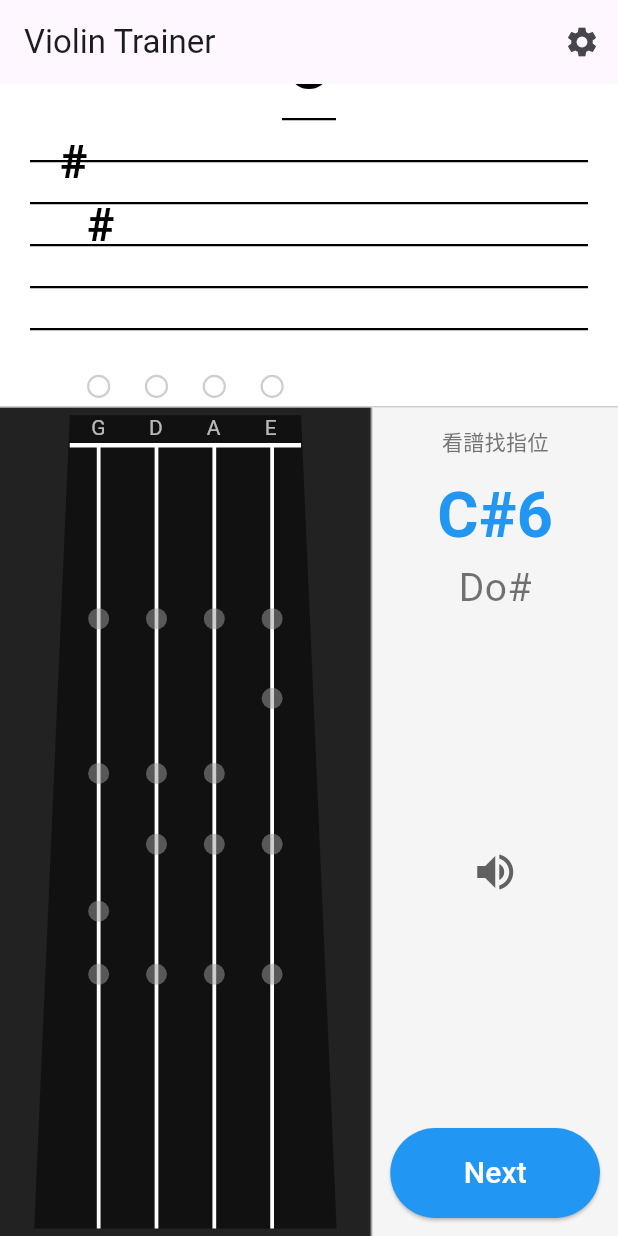
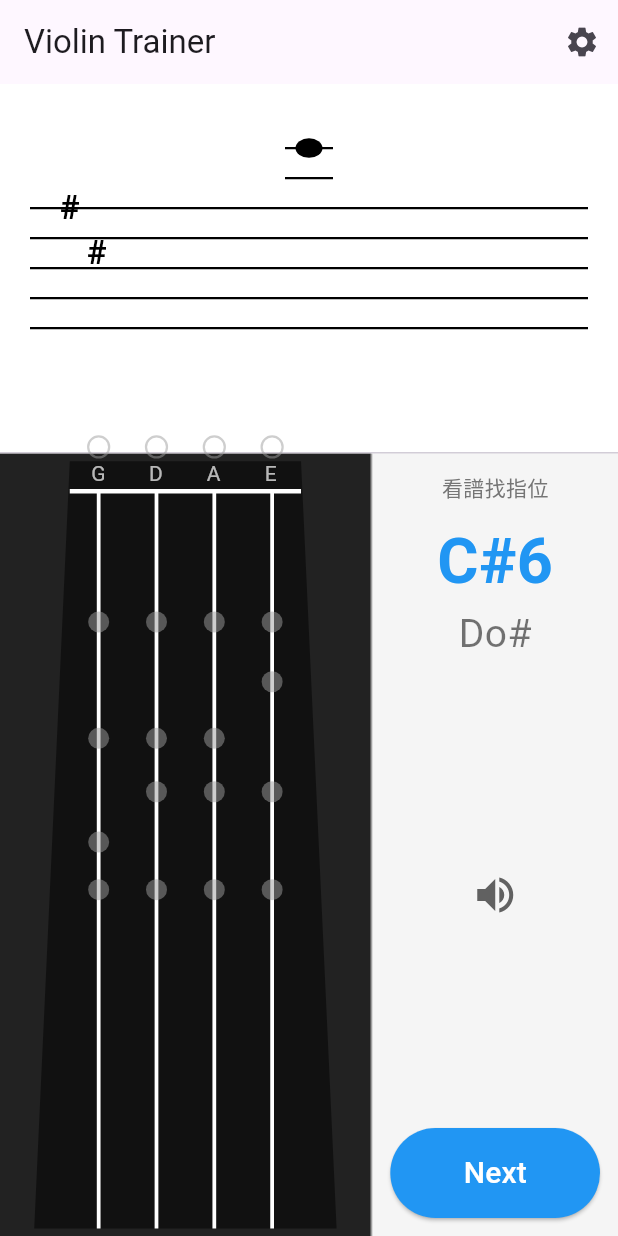
Before and after one commit to Wilson-TKU/violin_pitch_trainer, a Flutter app: the screen it shows after launch, after a tap on "Answer", on a phone screen of 412 x 824 dp. Run offline on Flutter 3.47's test engine with Material 3 defaults, Android fonts, the phone set to English and light mode, and no system bars; our stand-ins replace audioplayers.

Commit message:
fix: scaler upper & button cut fix: finger board upper & button cut

```diff
--- a/lib/main.dart
+++ b/lib/main.dart
@@ -152,7 +152,6 @@ class _ViolinAppState extends State<ViolinApp> {
                   ),
                   const SizedBox(height: 20),
 
-                  // 1. 練習模式
                   const Text(
                     "練習模式:",
                     style: TextStyle(fontSize: 16, fontWeight: FontWeight.bold),
@@ -174,7 +173,6 @@ class _ViolinAppState extends State<ViolinApp> {
                   ),
                   const SizedBox(height: 20),
 
-                  // 2. 把位選擇
                   const Text(
                     "把位 (Position):",
                     style: TextStyle(fontSize: 16, fontWeight: FontWeight.bold),
@@ -198,7 +196,6 @@ class _ViolinAppState extends State<ViolinApp> {
                   ),
                   const SizedBox(height: 20),
 
-                  // 3. 調性選擇
                   Row(
                     mainAxisAlignment: MainAxisAlignment.spaceBetween,
                     children: [
@@ -355,7 +352,6 @@ class _ViolinAppState extends State<ViolinApp> {
                   ),
 
                   const SizedBox(height: 10),
-
                   const Text(
                     "基準音:",
                     style: TextStyle(fontSize: 16, fontWeight: FontWeight.bold),
@@ -497,8 +493,6 @@ class _ViolinAppState extends State<ViolinApp> {
         break;
     }
 
-    // 移除了這裡原本計算 labelText 的邏輯
-
     return Scaffold(
       backgroundColor: Colors.white,
       appBar: AppBar(
@@ -512,14 +506,14 @@ class _ViolinAppState extends State<ViolinApp> {
       ),
       body: Column(
         children: [
-          // [已移除] 頂部藍色資訊列 (labelText)
-
-          // 1. 五線譜區域 (Flex 28)
+          // 1. 五線譜區域 (增加比例至 32% 以容納更多音)
           Expanded(
-            flex: 28,
+            flex: 32,
             child: Container(
               width: double.infinity,
               color: Colors.white,
+              // 使用 Padding 確保上下有緩衝
+              padding: const EdgeInsets.symmetric(vertical: 10),
               child: Stack(
                 alignment: Alignment.center,
                 children: [
@@ -543,9 +537,9 @@ class _ViolinAppState extends State<ViolinApp> {
 
           const Divider(height: 1, thickness: 1),
 
-          // 2. 下半部區域 (Flex 72)
+          // 2. 下半部區域 (68%)
           Expanded(
-            flex: 72,
+            flex: 68,
             child: Row(
               children: [
                 // 左下：指板
--- a/lib/widgets/painters.dart
+++ b/lib/widgets/painters.dart
@@ -1,4 +1,4 @@
-import 'dart:math'; // [修正] 補上這行，才能使用 pow
+import 'dart:math';
 import 'package:flutter/material.dart';
 import '../models/note.dart';
 import '../utils/violin_logic.dart';
@@ -60,7 +60,7 @@ class KeySignaturePainter extends CustomPainter {
   bool shouldRepaint(covariant CustomPainter oldDelegate) => false;
 }
 
-// --- 五線譜繪圖器 ---
+// --- 五線譜繪圖器 (Zoomed Out) ---
 class StaffPainter extends CustomPainter {
   final int? noteIndex;
   final MusicalKey keySignature;
@@ -77,7 +77,9 @@ class StaffPainter extends CustomPainter {
     final Paint notePaint = Paint()
       ..color = Colors.black
       ..style = PaintingStyle.fill;
-    final double spaceHeight = 14.0;
+
+    // [優化] 縮小行距，讓更多音符能顯示出來
+    final double spaceHeight = 10.0; // 原本 14.0
 
     for (int i = 0; i < 5; i++) {
       double y = centerY + (2 - i) * spaceHeight * 2;
@@ -105,16 +107,16 @@ class StaffPainter extends CustomPainter {
       double baseLineY = centerY + 2 * spaceHeight * 2;
       double noteY = baseLineY - (noteIndex! * spaceHeight);
       canvas.drawOval(
-        Rect.fromCenter(center: Offset(centerX, noteY), width: 22, height: 16),
+        Rect.fromCenter(center: Offset(centerX, noteY), width: 18, height: 13),
         notePaint,
-      );
+      ); // 稍微縮小音符
 
       if (noteIndex! < -1) {
         for (int i = -2; i >= noteIndex!; i -= 2) {
           double lineY = baseLineY - (i * spaceHeight);
           canvas.drawLine(
-            Offset(centerX - 18, lineY),
-            Offset(centerX + 18, lineY),
+            Offset(centerX - 16, lineY),
+            Offset(centerX + 16, lineY),
             linePaint,
           );
         }
@@ -123,8 +125,8 @@ class StaffPainter extends CustomPainter {
         for (int i = 10; i <= noteIndex!; i += 2) {
           double lineY = baseLineY - (i * spaceHeight);
           canvas.drawLine(
-            Offset(centerX - 18, lineY),
-            Offset(centerX + 18, lineY),
+            Offset(centerX - 16, lineY),
+            Offset(centerX + 16, lineY),
             linePaint,
           );
         }
@@ -150,7 +152,7 @@ class StaffPainter extends CustomPainter {
   bool shouldRepaint(covariant CustomPainter oldDelegate) => true;
 }
 
-// --- 指板繪圖器 ---
+// --- 指板繪圖器 (Extended View) ---
 class ViolinFingerboardPainter extends CustomPainter {
   final ViolinNote? targetNote;
   final MusicalKey currentKey;
@@ -206,8 +208,8 @@ class ViolinFingerboardPainter extends CustomPainter {
     double stringSpacing = topWidth / 4;
     double firstStringX = startX + (topWidth - stringSpacing * 3) / 2;
 
-    // 調整比例：顯示 160mm 長度，適應第三把位
-    double visibleLengthMm = 160.0;
+    // [優化] 增加 visibleLengthMm 來縮小比例，讓更多把位能顯示
+    double visibleLengthMm = 200.0; // 原本 160.0
     double pixelPerMm = (size.height - nutY) / visibleLengthMm;
 
     // 從 Logic 取得要掃描的半音範圍
@@ -219,7 +221,6 @@ class ViolinFingerboardPainter extends CustomPainter {
       bool isTargetString = false;
       int targetSemitones = -1;
 
-      // 判斷目標音
       if (targetNote != null) {
         var result = ViolinLogic.analyzeFrequency(
           targetNote!.frequency,
@@ -232,14 +233,12 @@ class ViolinFingerboardPainter extends CustomPainter {
         }
       }
 
-      // 畫弦
       canvas.drawLine(
         Offset(x, nutY),
         Offset(x, size.height),
         isTargetString ? highlightStringPaint : stringPaint,
       );
 
-      // 畫弦名
       TextPainter(
           text: TextSpan(
             text: stringNames[stringIdx],
@@ -250,7 +249,6 @@ class ViolinFingerboardPainter extends CustomPainter {
         ..layout()
         ..paint(canvas, Offset(x - 5, 0));
 
-      // 根據把位範圍進行掃描
       for (int s = range.start; s <= range.end; s++) {
         double posFreq = ViolinLogic.openFreqs[stringIdx] * pow(2, s / 12.0);
         var result = ViolinLogic.analyzeFrequency(
@@ -262,10 +260,8 @@ class ViolinFingerboardPainter extends CustomPainter {
         double mm = ViolinLogic.calculatePositionMm(s);
         double y = nutY + (mm * pixelPerMm);
 
-        // 安全檢查，避免畫出邊界
         if (y > size.height - 5) continue;
 
-        // 畫背景圖鑑
         if (result.isInKey) {
           if (s == 0) {
             canvas.drawCircle(
@@ -281,7 +277,6 @@ class ViolinFingerboardPainter extends CustomPainter {
           }
         }
 
-        // 畫目標高亮
         if (isTargetString && s == targetSemitones) {
           int fingerNum = ViolinLogic.calcFingerNum(s, currentPosition);
 
```
